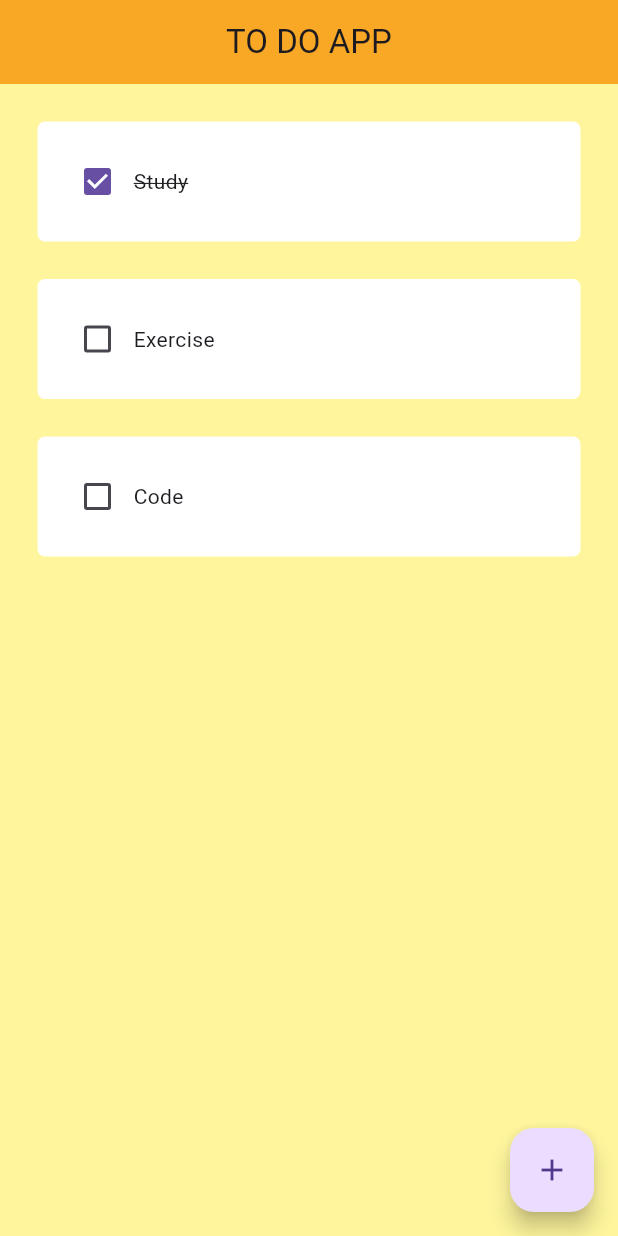
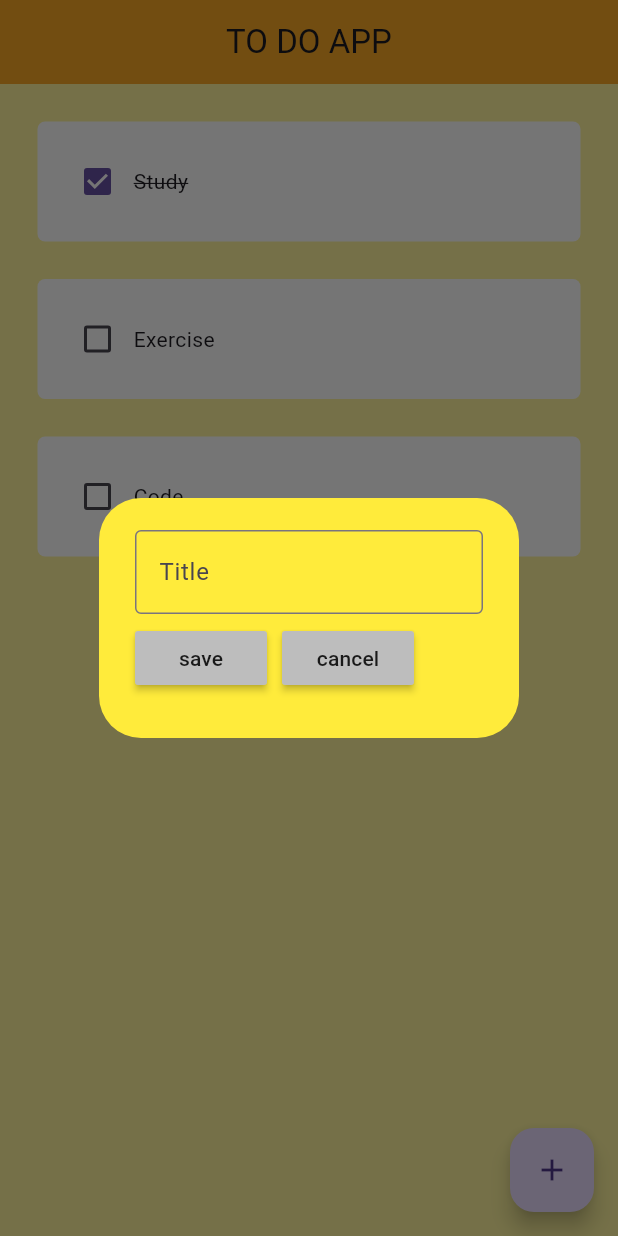
Before and after one commit to Akshat2113609/Todo, a Flutter app: the screen it shows after launch, after a tap on the "add" icon, on a phone screen of 412 x 824 dp. Run offline on Flutter 3.47's test engine with Material 3 defaults, Android fonts, the phone set to English and light mode, and no system bars.

```diff
--- a/lib/home_page.dart
+++ b/lib/home_page.dart
@@ -1,4 +1,5 @@
 import 'package:flutter/material.dart';
+import 'package:myapp/utilities/dialog_box.dart';
 import 'package:myapp/utilities/todo_tile.dart';
 
 class HomePage extends StatefulWidget {
@@ -18,29 +19,49 @@ class _HomePageState extends State<HomePage> {
       TodoList[index][1] = !TodoList[index][1];
     });
   }
+
+  final _Controller1 = TextEditingController();
+  // final _Controller2 = TextEditingController();
+  void saveNewTask() {
+    setState(() {
+      TodoList.add([_Controller1.text, false]);
+      _Controller1.clear();
+    });
+    Navigator.of(context).pop();
+  }
+
+  void createNewtask() {
+    showDialog(
+        context: context,
+        builder: (context) {
+          return DialogBox(
+            controller1: _Controller1,
+            // controller2: _Controller2,
+            onSave: saveNewTask,
+            onCancel: () => Navigator.of(context).pop(),
+          );
+        });
+  }
+
   @override
   Widget build(context) {
-
     return Scaffold(
       backgroundColor: Colors.yellow[200],
       appBar: AppBar(
-        title: Text('TO DO APP'),
+        title: const Text('TO DO APP'),
         elevation: 0.0,
         centerTitle: true,
         backgroundColor: Colors.yellow[800],
       ),
       floatingActionButton: FloatingActionButton(
-        onPressed: (){},
-        child: Icon(Icons.add)
-        ),
+          onPressed: createNewtask, child: const Icon(Icons.add)),
       body: ListView.builder(
         itemCount: TodoList.length,
         itemBuilder: (context, index) {
           return ToDoTile(
               taskName: TodoList[index][0],
               taskCompleted: TodoList[index][1],
-              onChanged: (value) => checkBoxChanged(value,index)
-              );
+              onChanged: (value) => checkBoxChanged(value, index));
         },
       ),
     );
--- a/lib/main.dart
+++ b/lib/main.dart
@@ -13,7 +13,7 @@ class MyApp extends StatelessWidget {
   Widget build(BuildContext context) {
     return MaterialApp(
       theme: ThemeData(primarySwatch: Colors.yellow),
-      home: HomePage(),
+      home: const HomePage(),
     );
   }
 }
--- /dev/null
+++ b/lib/utilities/dialog_box.dart
@@ -0,0 +1,43 @@
+import 'package:flutter/material.dart';
+import 'package:myapp/utilities/my_button.dart';
+
+class DialogBox extends StatelessWidget {
+  final controller1;
+  //final controller2;
+  VoidCallback onSave;
+  VoidCallback onCancel;
+  DialogBox({
+    super.key,
+    required this.controller1,
+
+    required this.onSave,
+    required this.onCancel
+    });
+  @override
+  Widget build(context) {
+    return AlertDialog(
+      backgroundColor: Colors.yellow,
+      content: Container(
+        height: 120,
+        child: Column(
+          mainAxisAlignment: MainAxisAlignment.spaceEvenly,
+          children: [
+            TextField(
+              controller: controller1,
+              decoration: const InputDecoration(
+              border: OutlineInputBorder(), hintText: "Title"),
+            ),
+
+            Row(
+              children: [
+                MyButton(text: "save", onPressed: onSave),
+                const SizedBox(width: 10),
+                MyButton(text: "cancel", onPressed: onCancel)
+              ],
+            ),
+          ],
+        ),
+      ),
+    );
+  }
+}
--- /dev/null
+++ b/lib/utilities/my_button.dart
@@ -0,0 +1,18 @@
+import 'package:flutter/material.dart';
+
+class MyButton extends StatelessWidget {
+  final String text;
+  final VoidCallback onPressed;
+  MyButton({super.key,
+  required this.text,
+  required this.onPressed
+  });
+  @override
+  Widget build(context) {
+    return MaterialButton(
+      onPressed:onPressed ,
+      color: Colors.grey[400],
+      child: Text(text),
+    );
+  }
+}
--- a/lib/utilities/todo_tile.dart
+++ b/lib/utilities/todo_tile.dart
@@ -11,11 +11,14 @@ class ToDoTile extends StatelessWidget {
   required this.taskCompleted,
    required this.onChanged
    });
+  @override
   Widget build(context) {
     return Padding(
       padding: const EdgeInsets.only(left:25, right: 25,top: 25,),
       child: Container(
-        padding: EdgeInsets.all(16.0),
+        padding: const EdgeInsets.all(16.0),
+        decoration: BoxDecoration(color: Colors.white,
+        borderRadius: BorderRadius.circular(5.0)),
         child: Row(
           children: [
             Checkbox(value: taskCompleted, onChanged: onChanged),
@@ -23,8 +26,6 @@ class ToDoTile extends StatelessWidget {
             style: TextStyle(decoration: taskCompleted ?TextDecoration.lineThrough :TextDecoration.none ),),
           ],
         ),
-        decoration: BoxDecoration(color: Colors.white,
-        borderRadius: BorderRadius.circular(5.0)),
 
       ),
     );
```
Lines whose indentation alone changed are shown as unchanged.
